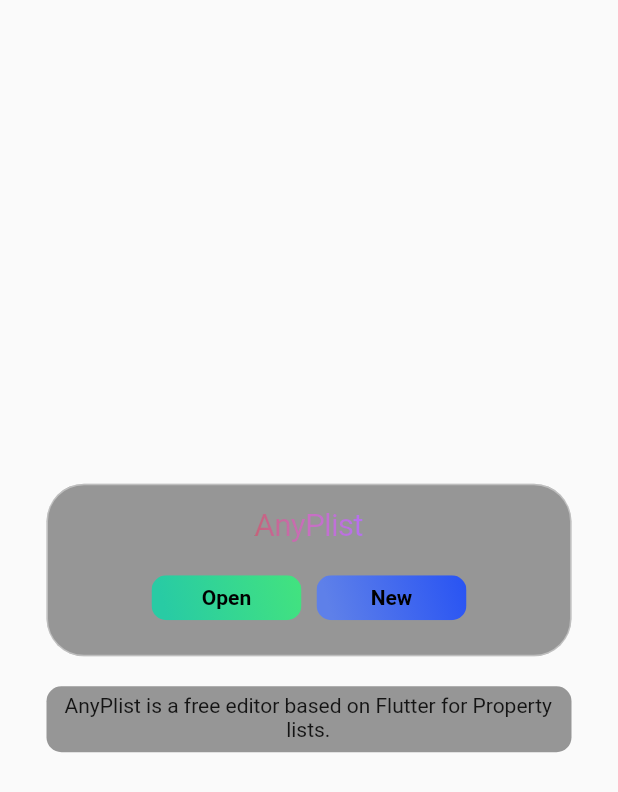
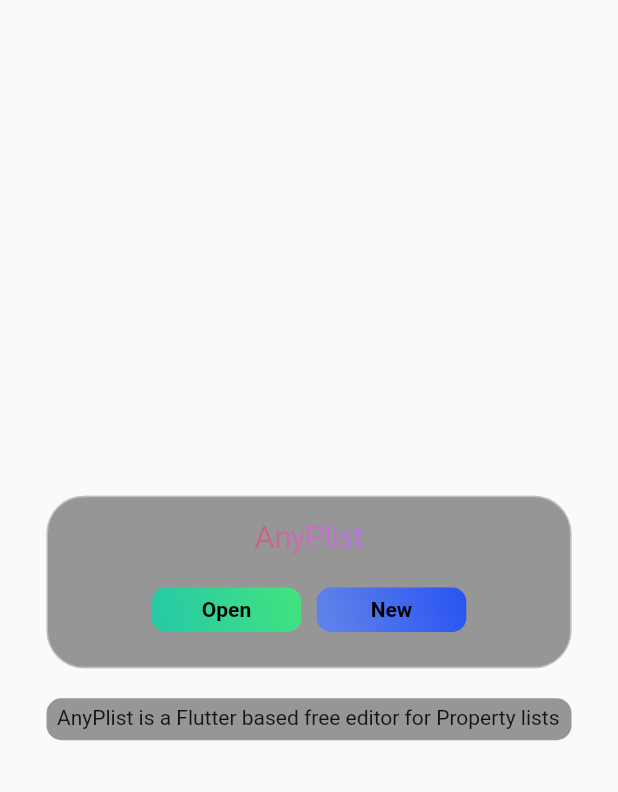
Before and after one commit to trueToastedCode/AnyPlist, a Flutter app: the screen it shows after launch, on a phone screen of 412 x 824 dp. Shown: the top 792 px of the screen. Run offline on Flutter 3.47's test engine with Material 2 defaults, Android fonts, the phone set to English and light mode, and no system bars; our stand-ins replace equatable, file_picker, flutter_bloc, hex, package_info_plus; missing offline and left inert: dart:html, flutter_share.

Commit message:
improve info text

```diff
--- a/lib/ui/pages/open/open_page.dart
+++ b/lib/ui/pages/open/open_page.dart
@@ -53,7 +53,7 @@
                 borderRadius: BorderRadius.circular(10),
               ),
               child: const Text(
-                'AnyPlist is a free editor based on Flutter for Property lists.',
+                'AnyPlist is a Flutter based free editor for Property lists',
                 textAlign: TextAlign.center,
               ),
             ),
```
